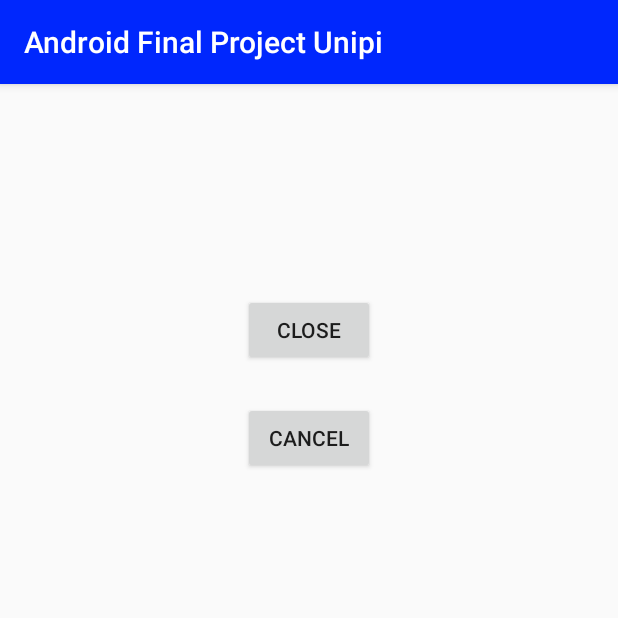
After one commit to monkeydkon/AndroidFinalProjectUnipi, an Android app: the Main5Activity screen opened directly, with no data from a screen before it, on a phone screen of 412 x 824 dp, the top half of it. The commit adds this screen. Run offline under Robolectric (Android 15) with nearby library versions, the phone set to English and light mode, and no system bars.

Commit message:
almost done

```diff
--- a/app/build.gradle
+++ b/app/build.gradle
@@ -35,4 +35,6 @@ dependencies {
 
 
 
+
+
 apply plugin: 'com.google.gms.google-services'
--- a/app/src/main/AndroidManifest.xml
+++ b/app/src/main/AndroidManifest.xml
@@ -20,7 +20,9 @@
         </activity>
         <activity android:name=".Main2Activity" />
         <activity android:name=".Main3Activity" />
-        <activity android:name=".Main4Activity"></activity>
+        <activity android:name=".Main4Activity" />
+        <activity android:name=".Main5Activity" />
+        <activity android:name=".Main6Activity"></activity>
     </application>
 
 </manifest>
--- a/app/src/main/java/com/nplab/monkeydkon/androidfinalprojectunipi/Main3Activity.java
+++ b/app/src/main/java/com/nplab/monkeydkon/androidfinalprojectunipi/Main3Activity.java
@@ -49,7 +49,7 @@ public class Main3Activity extends AppCompatActivity {
 
                         Toast.makeText(getApplicationContext(),"You are now logged in.",Toast.LENGTH_SHORT).show();
 
-                        Intent intent = new Intent(getApplicationContext(),Main4Activity.class);
+                        Intent intent = new Intent(getApplicationContext(),Main5Activity.class);
                         intent.putExtra("whoIsLoggedIn", username);
                         startActivity(intent);
                     }else{
--- /dev/null
+++ b/app/src/main/java/com/nplab/monkeydkon/androidfinalprojectunipi/Main5Activity.java
@@ -0,0 +1,36 @@
+package com.nplab.monkeydkon.androidfinalprojectunipi;
+
+import android.content.Intent;
+import android.support.v7.app.AppCompatActivity;
+import android.os.Bundle;
+import android.view.View;
+import android.widget.Button;
+
+public class Main5Activity extends AppCompatActivity {
+
+    String username;
+
+    @Override
+    protected void onCreate(Bundle savedInstanceState) {
+        super.onCreate(savedInstanceState);
+        setContentView(R.layout.activity_main5);
+        Intent intent = getIntent();
+        username = intent.getStringExtra("whoIsLoggedIn");
+        Button button9 = findViewById(R.id.button9);
+        Button button10 = findViewById(R.id.button10);
+    }
+
+    public void closeSeat(View view){
+        Intent intent = new Intent(getApplicationContext(),Main4Activity.class);
+        intent.putExtra("whoIsLoggedIn", username);
+        startActivity(intent);
+    }
+
+    public void cancel(View view){
+        Intent intent = new Intent(getApplicationContext(),Main6Activity.class);
+        intent.putExtra("whoIsLoggedIn", username);
+        startActivity(intent);
+    }
+
+
+}
--- a/app/src/main/res/layout/activity_main4.xml
+++ b/app/src/main/res/layout/activity_main4.xml
@@ -39,7 +39,7 @@
 
     <DatePicker
         android:id="@+id/datePicker"
-        android:layout_width="wrap_content"
+        android:layout_width="259dp"
         android:layout_height="390dp"
         android:layout_marginBottom="8dp"
         android:layout_marginStart="8dp"
@@ -48,10 +48,10 @@
         android:visibility="gone"
         app:layout_constraintBottom_toBottomOf="parent"
         app:layout_constraintEnd_toEndOf="parent"
-        app:layout_constraintHorizontal_bias="1.0"
+        app:layout_constraintHorizontal_bias="0.433"
         app:layout_constraintStart_toStartOf="parent"
         app:layout_constraintTop_toTopOf="parent"
-        app:layout_constraintVertical_bias="0.0" />
+        app:layout_constraintVertical_bias="0.17" />
 
     <Button
         android:id="@+id/button6"
--- /dev/null
+++ b/app/src/main/res/layout/activity_main5.xml
@@ -0,0 +1,32 @@
+<?xml version="1.0" encoding="utf-8"?>
+<android.support.constraint.ConstraintLayout xmlns:android="http://schemas.android.com/apk/res/android"
+    xmlns:app="http://schemas.android.com/apk/res-auto"
+    xmlns:tools="http://schemas.android.com/tools"
+    android:layout_width="match_parent"
+    android:layout_height="match_parent"
+    tools:context="com.nplab.monkeydkon.androidfinalprojectunipi.Main5Activity">
+
+    <Button
+        android:id="@+id/button9"
+        android:layout_width="wrap_content"
+        android:layout_height="wrap_content"
+        android:layout_marginTop="140dp"
+        android:onClick="closeSeat"
+        android:text="close"
+        app:layout_constraintEnd_toEndOf="parent"
+        app:layout_constraintStart_toStartOf="parent"
+        app:layout_constraintTop_toTopOf="parent" />
+
+    <Button
+        android:id="@+id/button10"
+        android:layout_width="wrap_content"
+        android:layout_height="wrap_content"
+        android:layout_marginBottom="8dp"
+        android:layout_marginTop="24dp"
+        android:onClick="cancel"
+        android:text="cancel"
+        app:layout_constraintBottom_toBottomOf="parent"
+        app:layout_constraintStart_toStartOf="@+id/button9"
+        app:layout_constraintTop_toBottomOf="@+id/button9"
+        app:layout_constraintVertical_bias="0.0" />
+</android.support.constraint.ConstraintLayout>
```
Also changed, not shown: app/src/main/java/com/nplab/monkeydkon/androidfinalprojectunipi/Main4Activity.java (+35 -3 lines), app/src/main/java/com/nplab/monkeydkon/androidfinalprojectunipi/Main6Activity.java (added, +13 -0 lines), app/src/main/res/layout/activity_main6.xml (added, +9 -0 lines).
